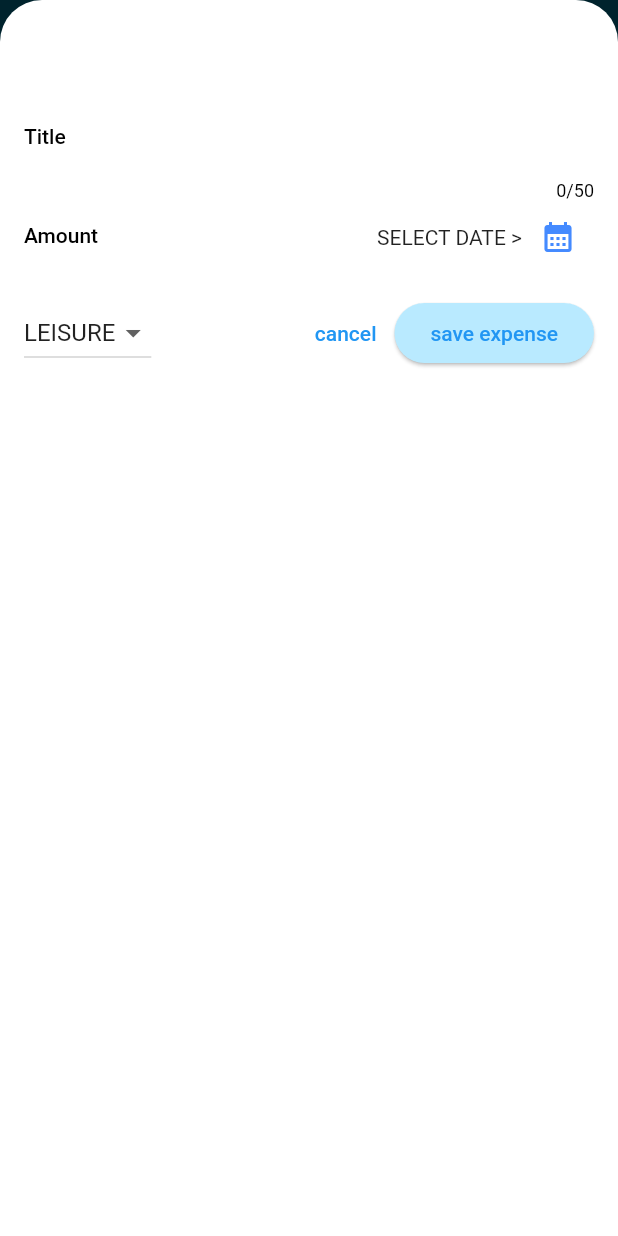
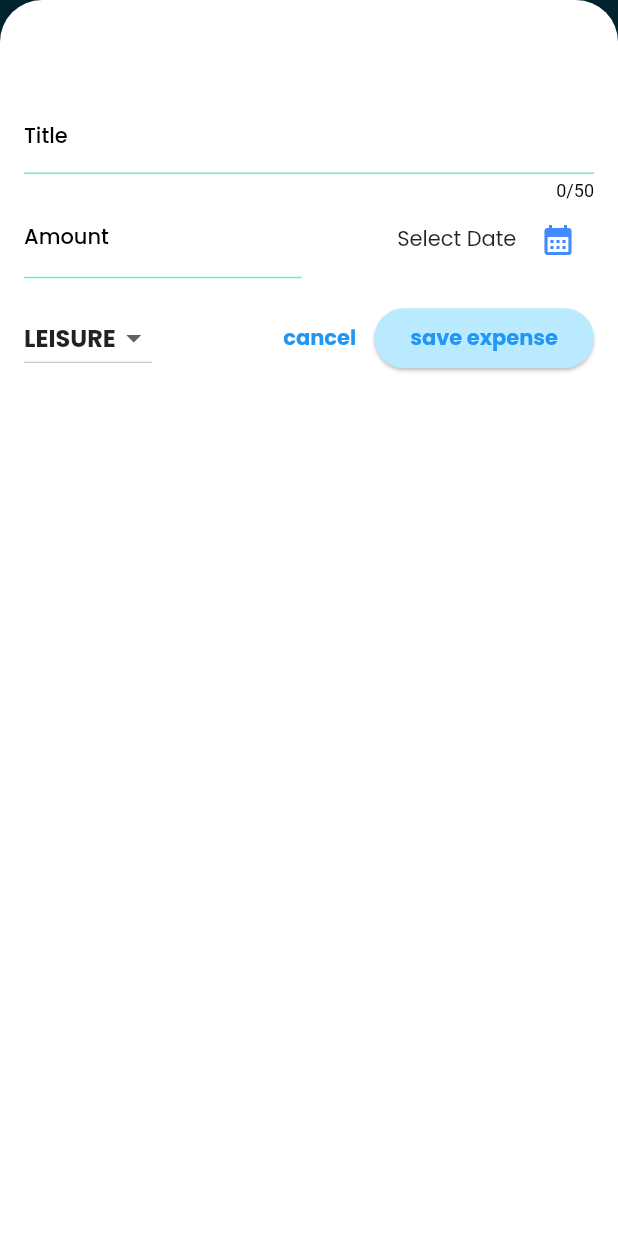
Before and after one commit to simar295/expenses_app, a Flutter app: the screen it shows after launch, after a tap on the "add" icon, on a phone screen of 412 x 824 dp. Run offline on Flutter 3.47's test engine with Material 2 defaults, Android fonts, the phone set to English and light mode, and no system bars; our stand-ins replace google_fonts; missing offline and left inert: dart:ffi.

Commit message:
final commit

```diff
--- /dev/null
+++ b/lib/chart.dart
@@ -0,0 +1,96 @@
+import 'package:expenses_app/expenseslist.dart';
+import 'package:flutter/material.dart';
+
+import './chart_bar.dart';
+import './models/expenseclass.dart';
+
+class Chart extends StatelessWidget {
+  const Chart({super.key, required this.expenses});
+
+  final List<expenseclass> expenses;
+
+  List<expensebucket> get buckets {
+    return [
+      expensebucket.forcategory(expenses, category.food),
+      expensebucket.forcategory(expenses, category.leisure),
+      expensebucket.forcategory(expenses, category.travel),
+      expensebucket.forcategory(expenses, category.work),
+    ];
+  }
+
+  double get maxTotalExpense {
+    double maxTotalExpense = 0;
+
+    for (final bucket in buckets) {
+      if (bucket.totalexpense > maxTotalExpense) {
+        maxTotalExpense = bucket.totalexpense;
+      }
+    }
+
+    return maxTotalExpense;
+  }
+
+  @override
+  Widget build(BuildContext context) {
+    final isDarkMode =
+        MediaQuery.of(context).platformBrightness == Brightness.dark;
+    return Container(
+      margin: const EdgeInsets.all(16),
+      padding: const EdgeInsets.symmetric(
+        vertical: 16,
+        horizontal: 8,
+      ),
+      width: double.infinity,
+      height: 180,
+      decoration: BoxDecoration(
+        borderRadius: BorderRadius.circular(8),
+        gradient: LinearGradient(
+          colors: [
+            Theme.of(context).colorScheme.primary.withOpacity(0.3),
+            Theme.of(context).colorScheme.primary.withOpacity(0.0)
+          ],
+          begin: Alignment.bottomCenter,
+          end: Alignment.topCenter,
+        ),
+      ),
+      child: Column(
+        children: [
+          Expanded(
+            child: Row(
+              crossAxisAlignment: CrossAxisAlignment.end,
+              children: [
+                for (final bucket in buckets) // alternative to map()
+                  ChartBar(
+                    fill: bucket.totalexpense == 0
+                        ? 0
+                        : bucket.totalexpense / maxTotalExpense,
+                  )
+              ],
+            ),
+          ),
+          const SizedBox(height: 12),
+          Row(
+            children: buckets
+                .map(
+                  (bucket) => Expanded(
+                    child: Padding(
+                      padding: const EdgeInsets.symmetric(horizontal: 4),
+                      child: Icon(
+                        categoryicons[bucket.cat],
+                        color: isDarkMode
+                            ? Theme.of(context).colorScheme.secondary
+                            : Theme.of(context)
+                                .colorScheme
+                                .primary
+                                .withOpacity(0.7),
+                      ),
+                    ),
+                  ),
+                )
+                .toList(),
+          )
+        ],
+      ),
+    );
+  }
+}
--- /dev/null
+++ b/lib/chart_bar.dart
@@ -0,0 +1,34 @@
+import 'package:flutter/material.dart';
+
+class ChartBar extends StatelessWidget {
+  const ChartBar({
+    super.key,
+    required this.fill,
+  });
+
+  final double fill;
+
+  @override
+  Widget build(BuildContext context) {
+    final isDarkMode =
+        MediaQuery.of(context).platformBrightness == Brightness.dark;
+    return Expanded(
+      child: Padding(
+        padding: const EdgeInsets.symmetric(horizontal: 4),
+        child: FractionallySizedBox(
+          heightFactor: fill,
+          child: DecoratedBox(
+            decoration: BoxDecoration(
+              shape: BoxShape.rectangle,
+              borderRadius:
+                  const BorderRadius.vertical(top: Radius.circular(8)),
+              color: isDarkMode
+                  ? Theme.of(context).colorScheme.secondary
+                  : Theme.of(context).colorScheme.primary.withOpacity(0.65),
+            ),
+          ),
+        ),
+      ),
+    );
+  }
+}
--- a/lib/expenses.dart
+++ b/lib/expenses.dart
@@ -1,11 +1,21 @@
+import 'dart:ffi';
+
+import 'package:expenses_app/chart.dart';
 import 'package:expenses_app/models/expenseclass.dart';
 import 'package:expenses_app/newoverlay.dart';
+import 'package:flutter/cupertino.dart';
 import 'package:flutter/material.dart';
+import 'package:google_fonts/google_fonts.dart';
 import './expenseslist.dart';
 
 // ignore: camel_case_types
 class expenses extends StatefulWidget {
-  const expenses({super.key});
+  const expenses({
+    super.key,
+    required this.handler,
+  });
+
+  final Function handler;
 
   @override
   State<StatefulWidget> createState() {
@@ -65,6 +75,8 @@ class expensesstate extends State<expenses> {
     ));
   }
 
+  bool switchValue = false;
+
   @override
   Widget build(BuildContext context) {
     Widget maincontent = Center(
@@ -77,26 +89,62 @@ class expensesstate extends State<expenses> {
       );
     }
 
-
     return Scaffold(
       appBar: AppBar(
-          title: Text("FLUTTER EXPENSE TRACKER",
-              style: TextStyle(fontWeight: FontWeight.bold, fontSize: 20)),
-          actions: [IconButton(onPressed: openoverlay, icon: Icon(Icons.add))]),
+          title: Text(
+            "FLUTTER EXPENSE TRACKER",
+            style:
+                GoogleFonts.poppins(fontSize: 15, fontWeight: FontWeight.bold),
+            /*  style: TextStyle(fontWeight: FontWeight.bold, fontSize: 20), */
+          ),
+          actions: [
+            Container(
+              padding: EdgeInsets.all(15),
+              child: CupertinoSwitch(
+                  value: switchValue,
+                  onChanged: (value) {
+                    setState(() {
+                      print(value);
+                      switchValue = value;
+                      widget.handler(value);
+                      //..............
+                    });
+                  }),
+            ),
+          ]),
       body: Column(children: [
-        Text("the chart"),
+        Chart(expenses: registeredExpenses),
         Expanded(child: maincontent),
         Container(
-          padding: EdgeInsets.only(bottom: 60),
+          padding: EdgeInsets.fromLTRB(25, 10, 25, 25),
+          child: Container(
+            decoration: BoxDecoration(boxShadow: [
+              BoxShadow(
+                blurRadius: 60,
+                spreadRadius: 5,
+                offset: Offset(
+                  -5,
+                  15,
+                ),
+                color: Color.fromARGB(
+                  255,
+                  255,
+                  255,
+                  255,
+                ),
+              ),
+            ]),
             child: IconButton(
               color: Color.fromARGB(255, 255, 255, 255),
               style: ButtonStyle(
                 backgroundColor:
-                    MaterialStatePropertyAll(Color.fromARGB(255, 241, 84, 79))),
+                    MaterialStatePropertyAll(Color.fromARGB(255, 255, 77, 77)),
+              ),
               onPressed: openoverlay,
               icon: Icon(
                 Icons.add,
-              size: 70,
+                size: 50,
+              ),
             ),
           ),
         ),
--- a/lib/expenseslist.dart
+++ b/lib/expenseslist.dart
@@ -13,7 +13,15 @@ class expenseslist extends StatelessWidget {
     return ListView.builder(
         itemCount: expenses.length,
         itemBuilder: (ctx, index) => Dismissible(
-            background: Container(color: Theme.of(context).colorScheme.error),
+            background: Container(
+                color: Theme.of(context).colorScheme.error,
+                alignment: Alignment.centerRight,
+                margin: EdgeInsets.only(right: 0),
+                child: Icon(
+                  Icons.delete_forever_rounded,
+                  size: 50,
+                ),
+                padding: EdgeInsets.only(right: 20)),
             key: ValueKey(expenses[index]),
             onDismissed: (direction) {
               direction == DismissDirection.startToEnd;
--- a/lib/expensewidget.dart
+++ b/lib/expensewidget.dart
@@ -1,6 +1,7 @@
 //creating a full wdiget to be displayed by the itembuilder of the listview.builder
 import 'package:expenses_app/models/expenseclass.dart';
 import 'package:flutter/material.dart';
+import 'package:google_fonts/google_fonts.dart';
 
 class expensewidget extends StatelessWidget {
   const expensewidget(this.expense,
@@ -15,14 +16,19 @@ class expensewidget extends StatelessWidget {
         padding: const EdgeInsets.symmetric(horizontal: 20, vertical: 16),
         child: Column(
           children: [
-            Text(expense.title),
+            Text(
+              expense.title,
+              style: GoogleFonts.poppins(fontWeight: FontWeight.bold),
+            ),
             SizedBox(
               height: 4,
             ),
             Row(
               children: [
                 Text(
-                    '\$${expense.amount.toStringAsFixed(2)}'), //shows decimal values till 2 places
+                  '\$${expense.amount.toStringAsFixed(2)}',
+                  style: GoogleFonts.poppins(fontWeight: FontWeight.bold),
+                ), //shows decimal values till 2 places
                 Spacer(),
                 Row(
                   children: [
@@ -30,7 +36,10 @@ class expensewidget extends StatelessWidget {
                     SizedBox(
                       width: 8,
                     ),
-                    Text(expense.formatteddate)
+                    Text(
+                      expense.formatteddate,
+                      style: GoogleFonts.poppins(fontWeight: FontWeight.bold),
+                    )
                   ],
                 )
               ],
--- a/lib/main.dart
+++ b/lib/main.dart
@@ -4,10 +4,43 @@ import 'package:google_fonts/google_fonts.dart';
 
 var colorscheme =
     ColorScheme.fromSeed(seedColor: Color.fromARGB(198, 62, 198, 240));
+var darkcolorscheme = ColorScheme.fromSeed(
+    seedColor: Color.fromARGB(255, 255, 1, 200), brightness: Brightness.dark);
 
 void main(List<String> args) {
-  runApp(
-    MaterialApp(
+  runApp(mainclass());
+}
+
+class mainclass extends StatefulWidget {
+  const mainclass({super.key});
+  @override
+  State<mainclass> createState() => mainclassState();
+}
+
+class mainclassState extends State<mainclass> {
+  var getmode = ThemeMode.light;
+
+  void switchmode(bool a) {
+    setState(() {
+      if (a) {
+         getmode = ThemeMode.dark;
+      }else{
+        getmode = ThemeMode.light;
+      }
+
+    });
+  }
+
+  @override
+  Widget build(BuildContext context) {
+    return MaterialApp(
+      darkTheme: ThemeData.dark().copyWith(
+        useMaterial3: true,
+        colorScheme: darkcolorscheme,
+        cardTheme: CardTheme().copyWith(
+            color: darkcolorscheme.onSecondary,
+            margin: EdgeInsets.symmetric(horizontal: 16, vertical: 10)),
+      ),
       theme: ThemeData().copyWith(
         /* textTheme: GoogleFonts.poppinsTextTheme(), */
         /* textTheme: TextTheme(titleLarge: TextStyle(color: Colors.black)), */
@@ -22,8 +55,13 @@ void main(List<String> args) {
         elevatedButtonTheme: ElevatedButtonThemeData(
             style: ElevatedButton.styleFrom(
                 backgroundColor: colorscheme.primaryContainer)),
+        textTheme: ThemeData().textTheme.copyWith(
+            titleLarge: TextStyle(color: Color.fromARGB(255, 255, 21, 21))),
       ),
-      home: expenses(),
-    ),
-  );
+      themeMode: getmode,
+      home: expenses(
+        handler: switchmode,
+      ),
+    );
+  }
 }
--- a/lib/models/expenseclass.dart
+++ b/lib/models/expenseclass.dart
@@ -1,7 +1,9 @@
+import 'package:expenses_app/expenses.dart';
+import 'package:expenses_app/expenseslist.dart';
+import 'package:expenses_app/expensewidget.dart';
 import 'package:flutter/material.dart';
 import 'package:uuid/uuid.dart';
 import 'package:intl/intl.dart';
-
 
 final uuid = Uuid();
 final formatter = DateFormat.yMd();
@@ -33,3 +35,23 @@ class expenseclass {
     return formatter.format(date);
   }
 }
+
+class expensebucket {
+  expensebucket(this.cat, this.exp);
+
+  expensebucket.forcategory(List<expenseclass> allexpenses, this.cat)
+      : exp = allexpenses
+            .where((expense) => expense.categoryy == cat)
+            .toList();
+
+  final category cat;
+  final List<expenseclass> exp;
+
+  double get totalexpense {
+    double sum = 0;
+    for (final expense in exp) {
+      sum += expense.amount;
+    }
+    return sum;
+  }
+}
--- a/lib/newoverlay.dart
+++ b/lib/newoverlay.dart
@@ -2,6 +2,7 @@ import 'package:expenses_app/expenses.dart';
 import 'package:expenses_app/models/expenseclass.dart';
 import 'package:flutter/foundation.dart';
 import 'package:flutter/material.dart';
+import 'package:google_fonts/google_fonts.dart';
 import 'package:intl/intl.dart';
 
 final formatter = DateFormat.yMd();
@@ -91,14 +92,31 @@ class _newoverlayState extends State<newoverlay> {
           /* onChanged: savetitleinput, */
           controller: titlecontroller,
           maxLength: 50,
-          decoration: InputDecoration(labelText: "Title"),
+          decoration: InputDecoration(
+              enabledBorder: UnderlineInputBorder(
+                borderSide: BorderSide(color: Colors.greenAccent),
+              ),
+              errorBorder: UnderlineInputBorder(
+                borderSide: BorderSide(
+                  color: Color.fromARGB(255, 66, 125, 145),
+                ),
+              ),
+              labelText: "Title",
+              labelStyle: GoogleFonts.poppins()),
+
           /*  keyboardType: TextInputType.phone, */
         ),
         Row(children: [
           Expanded(
             child: TextField(
-              decoration:
-                  InputDecoration(labelText: "Amount", prefixText: "\$ "),
+              decoration: InputDecoration(
+                  enabledBorder: UnderlineInputBorder(
+                    borderSide: BorderSide(color: Colors.greenAccent),
+                  ),
+                  labelText: "Amount",
+                  prefixText: "\$ ",
+                  labelStyle: GoogleFonts.poppins()),
+              style: GoogleFonts.poppins(fontWeight: FontWeight.bold),
               controller: amountcontroller,
               keyboardType: TextInputType.number,
             ),
@@ -113,11 +131,14 @@ class _newoverlayState extends State<newoverlay> {
             child: Row(
               mainAxisAlignment: MainAxisAlignment.end,
               children: [
-                Text(selectedate == null
-                    ? "SELECT DATE >"
-                    : formatter.format(
-                        selectedate! //force dart to tell this not be null
-                        )),
+                Text(
+                  selectedate == null
+                      ? "Select Date "
+                      : formatter.format(
+                          selectedate! //force dart to tell this not be null
+                          ),
+                  style: GoogleFonts.poppins(),
+                ),
                 IconButton(
                   onPressed: datepicker,
                   icon: Icon(
@@ -142,6 +163,8 @@ class _newoverlayState extends State<newoverlay> {
                         value: e,
                         child: Text(
                           e.name.toUpperCase(),
+                          style:
+                              GoogleFonts.poppins(fontWeight: FontWeight.bold),
                         ),
                       ),
                     )
@@ -153,19 +176,22 @@ class _newoverlayState extends State<newoverlay> {
                   setState(() {
                     selectedcategory = value;
                   });
-                  ;
                 }),
             const Spacer(),
             TextButton(
                 //removing the overlay using navigator.pop method , here context is the meta data of full overlay
                 onPressed: () => Navigator.pop(context),
-                child: Text("cancel")),
+                child: Text(
+                  "cancel",
+                  style: GoogleFonts.poppins(fontWeight: FontWeight.bold),
+                )),
             ElevatedButton(
                 onPressed: () {
                   submitdata();
                 },
                 child: Text(
                   "save expense",
+                  style: GoogleFonts.poppins(fontWeight: FontWeight.bold),
                   /*   style: TextStyle(color: Colors.white), */
                 ))
           ],
```
Lines whose indentation alone changed are shown as unchanged.
